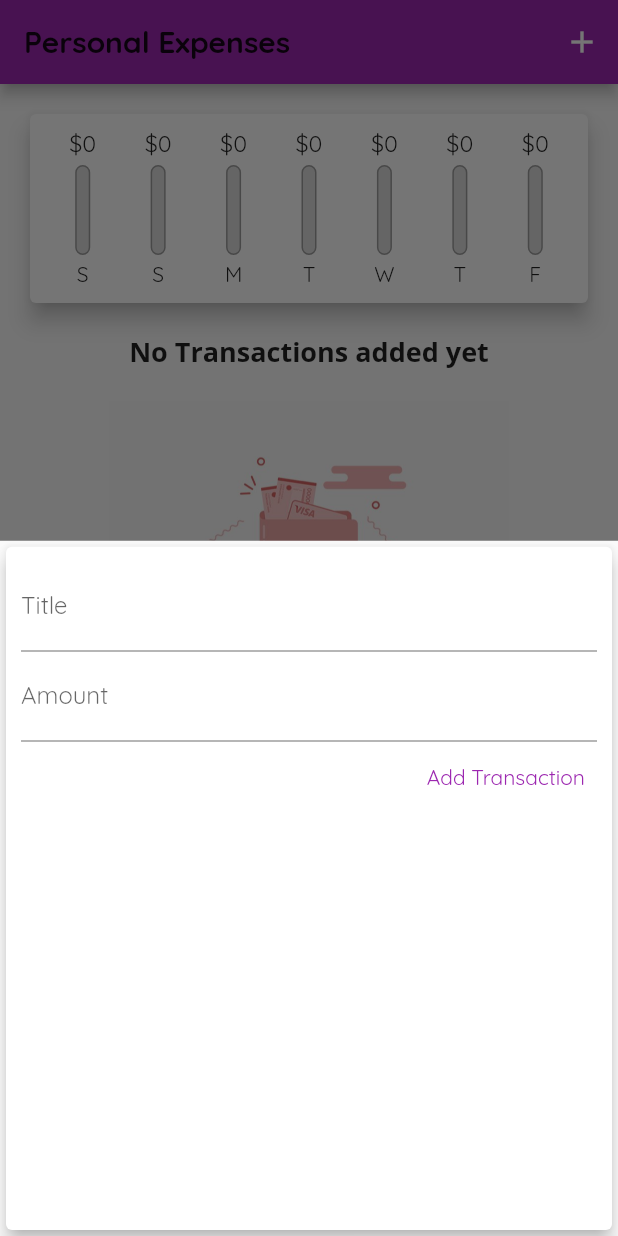
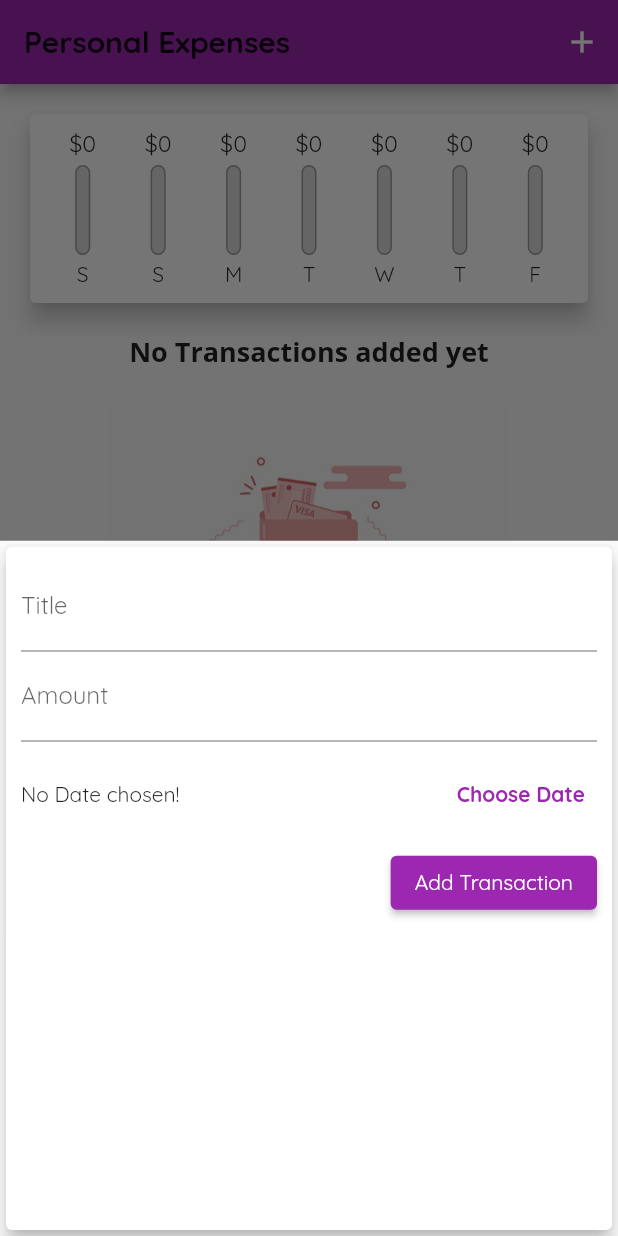
Before and after one commit to akshayMunot30/Personal-Expenses-App, a Flutter app: the screen it shows after launch, after a tap on the "add" icon, on a phone screen of 412 x 824 dp. Run offline on Flutter 3.47's test engine with Material 2 defaults, Android fonts, the phone set to English and light mode, and no system bars; our stand-ins replace google_fonts.

Commit message:
Added the functionality to choose custom date.
- Added a new method '_presentDatePicker()' so that user can select his own date.

```diff
--- a/lib/main.dart
+++ b/lib/main.dart
@@ -22,9 +22,13 @@ class MyApp extends StatelessWidget {
         textTheme: GoogleFonts.quicksandTextTheme(
           Theme.of(context).textTheme.copyWith(
                 headline6: GoogleFonts.openSans(
-                    textStyle: Theme.of(context).textTheme.headline6,
-                    fontSize: 18,
-                    fontWeight: FontWeight.bold),
+                  textStyle: Theme.of(context).textTheme.headline6,
+                  fontSize: 18,
+                  fontWeight: FontWeight.bold,
+                ),
+                button: TextStyle(
+                  color: Colors.white,
+                ),
               ),
         ),
         appBarTheme: AppBarTheme(
@@ -77,12 +81,13 @@ class _MyHomePageState extends State<MyHomePage> {
     }).toList();
   }
 
-  void _addNewTransaction(String txTitle, double txAmount) {
+  void _addNewTransaction(
+      String txTitle, double txAmount, DateTime chosenDate) {
     final newTx = Transaction(
       id: DateTime.now().toString(),
       title: txTitle,
       amount: txAmount,
-      date: DateTime.now(),
+      date: chosenDate,
     );
 
     setState(() {
@@ -118,7 +123,9 @@ class _MyHomePageState extends State<MyHomePage> {
           // mainAxisAlignment: MainAxisAlignment.spaceAround,
           crossAxisAlignment: CrossAxisAlignment.stretch,
           children: <Widget>[
-            Chart(_recentTransactions,),
+            Chart(
+              _recentTransactions,
+            ),
             TransactionList(_userTransactions),
           ],
         ),
--- a/lib/widgets/new_transaction.dart
+++ b/lib/widgets/new_transaction.dart
@@ -1,4 +1,5 @@
 import 'package:flutter/material.dart';
+import 'package:intl/intl.dart';
 
 class NewTransaction extends StatefulWidget {
   final Function addTx;
@@ -10,24 +11,44 @@ class NewTransaction extends StatefulWidget {
 }
 
 class _NewTransactionState extends State<NewTransaction> {
-  final titleController = TextEditingController();
+  final _titleController = TextEditingController();
+  final _amountController = TextEditingController();
+  DateTime? _selectedDate;
 
-  final amountController = TextEditingController();
+  void _submitData() {
+    if (_amountController.text.isEmpty) {
+      return;
+    }
+    final enteredTitle = _titleController.text;
+    final enteredAmount = double.parse(_amountController.text);
 
-  void submitData() {
-    final enteredTitle = titleController.text;
-    final enteredAmount = double.parse(amountController.text);
-
-    if (enteredTitle.isEmpty || enteredAmount <= 0) {
+    if (enteredTitle.isEmpty || enteredAmount <= 0 || _selectedDate == null) {
       return;
     }
 
     widget.addTx(
       enteredTitle,
       enteredAmount,
+      _selectedDate,
     );
 
     Navigator.of(context).pop();
+  }
+
+  void _presentDatePicker() {
+    showDatePicker(
+      context: context,
+      initialDate: DateTime.now(),
+      firstDate: DateTime(2019),
+      lastDate: DateTime.now(),
+    ).then((pickedDate) {
+      if (pickedDate == null) {
+        return;
+      }
+      setState(() {
+        _selectedDate = pickedDate;
+      });
+    });
   }
 
   @override
@@ -43,24 +64,50 @@ class _NewTransactionState extends State<NewTransaction> {
               decoration: InputDecoration(
                 labelText: 'Title',
               ),
-              controller: titleController,
-              onSubmitted: (_) => submitData(),
+              controller: _titleController,
+              onSubmitted: (_) => _submitData(),
             ),
             TextField(
               decoration: InputDecoration(
                 labelText: 'Amount',
               ),
-              controller: amountController,
+              controller: _amountController,
               keyboardType: TextInputType.number,
-              onSubmitted: (_) => submitData(),
+              onSubmitted: (_) => _submitData(),
             ),
-            TextButton(
-              onPressed: submitData,
+            Container(
+              height: 70,
+              child: Row(
+                children: [
+                  Expanded(
+                    child: Text(
+                      _selectedDate == null
+                          ? 'No Date chosen!'
+                          : 'Picked date: ${DateFormat.yMd().format(_selectedDate!)}',
+                    ),
+                  ),
+                  TextButton(
+                    onPressed: _presentDatePicker,
+                    child: Text(
+                      'Choose Date',
+                      style: TextStyle(
+                        fontWeight: FontWeight.bold,
+                      ),
+                    ),
+                    style: TextButton.styleFrom(
+                      primary: Theme.of(context).primaryColor,
+                    ),
+                  ),
+                ],
+              ),
+            ),
+            ElevatedButton(
+              onPressed: _submitData,
               child: Text(
                 'Add Transaction',
               ),
-              style: TextButton.styleFrom(
-                primary: Colors.purple,
+              style: ElevatedButton.styleFrom(
+                primary: Theme.of(context).primaryColor,
               ),
             )
           ],
```
